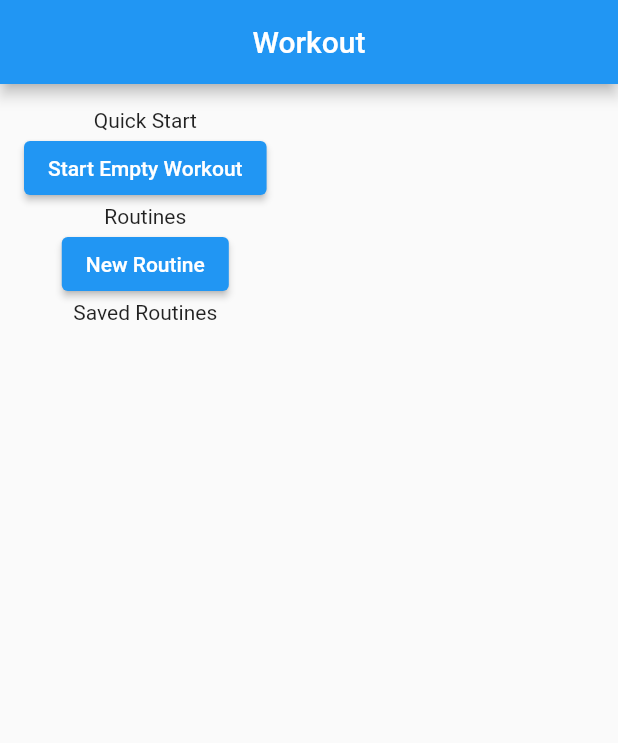
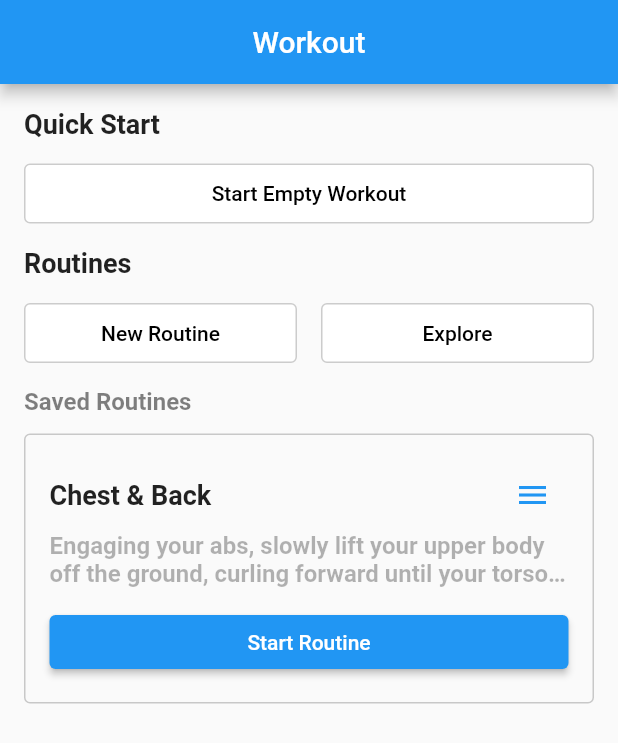
Before and after one commit to Dola1122/Gymawi, a Flutter app: the screen it shows after launch, on a phone screen of 412 x 824 dp. Shown: the top 743 px of the screen. Run offline on Flutter 3.47's test engine with Material 2 defaults, Android fonts, the phone set to English and light mode, and no system bars.

Commit message:
workout screen : buttons, routine widget

```diff
--- a/lib/view/workout_screen.dart
+++ b/lib/view/workout_screen.dart
@@ -6,19 +6,167 @@ class WorkoutScreen extends StatelessWidget {
   @override
   Widget build(BuildContext context) {
     return Scaffold(
-      appBar: AppBar(title: Text("Workout"),centerTitle: true,),
-      body: Container(padding: EdgeInsets.all(16),
+      appBar: AppBar(
+        title: Text("Workout"),
+        centerTitle: true,
+      ),
+      body: Container(
+        padding: EdgeInsets.all(16),
         child: Column(
           mainAxisAlignment: MainAxisAlignment.start,
+          crossAxisAlignment: CrossAxisAlignment.start,
           children: [
-          Text("Quick Start"),
-            ElevatedButton(onPressed: (){},child: Text("Start Empty Workout"),),
-            Text("Routines"),
-            ElevatedButton(onPressed: (){},child: Text("New Routine"),),
-            Text("Saved Routines"),
-          ],),
-      )
-      ,
+            Text(
+              "Quick Start",
+              style: TextStyle(
+                fontSize: 18,
+                fontWeight: FontWeight.bold,
+              ),
+            ),
+            SizedBox(
+              height: 12,
+            ),
+            ElevatedButton(
+              style: ElevatedButton.styleFrom(
+                  fixedSize: Size(double.maxFinite, 40),
+                  backgroundColor: Colors.white,
+                  foregroundColor: Colors.grey,
+                  side: BorderSide(
+                    color: Colors.black.withOpacity(0.2),
+                    width: 1,
+                  ),
+                  shape: RoundedRectangleBorder(
+                      borderRadius: BorderRadius.circular(4)),
+                  elevation: 0),
+              onPressed: () {},
+              child: Text(
+                "Start Empty Workout",
+                style: TextStyle(color: Colors.black),
+              ),
+            ),
+            SizedBox(
+              height: 12,
+            ),
+            Text(
+              "Routines",
+              style: TextStyle(
+                fontSize: 18,
+                fontWeight: FontWeight.bold,
+              ),
+            ),
+            SizedBox(
+              height: 12,
+            ),
+            Row(
+              children: [
+                Expanded(
+                  child: ElevatedButton(
+                    style: ElevatedButton.styleFrom(
+                      fixedSize: Size(double.maxFinite, 40),
+                      backgroundColor: Colors.white,
+                      foregroundColor: Colors.grey,
+                      side: BorderSide(
+                        color: Colors.black.withOpacity(0.2),
+                        width: 1,
+                      ),
+                      shape: RoundedRectangleBorder(
+                        borderRadius: BorderRadius.circular(4),
+                      ),
+                      elevation: 0,
+                    ),
+                    onPressed: () {},
+                    child: Text(
+                      "New Routine",
+                      style: TextStyle(color: Colors.black),
+                    ),
+                  ),
+                ),
+                SizedBox(
+                  width: 16,
+                ),
+                Expanded(
+                  child: ElevatedButton(
+                    style: ElevatedButton.styleFrom(
+                      fixedSize: const Size(double.maxFinite, 40),
+                      backgroundColor: Colors.white,
+                      foregroundColor: Colors.grey,
+                      side: BorderSide(
+                        color: Colors.black.withOpacity(0.2),
+                        width: 1,
+                      ),
+                      shape: RoundedRectangleBorder(
+                        borderRadius: BorderRadius.circular(4),
+                      ),
+                      elevation: 0,
+                    ),
+                    onPressed: () {},
+                    child: Text(
+                      "Explore",
+                      style: TextStyle(color: Colors.black),
+                    ),
+                  ),
+                ),
+              ],
+            ),
+            SizedBox(
+              height: 12,
+            ),
+            Text(
+              "Saved Routines",
+              style: TextStyle(
+                  fontSize: 16,
+                  fontWeight: FontWeight.bold,
+                  color: Colors.black.withOpacity(0.5)),
+            ),
+            SizedBox(
+              height: 12,
+            ),
+            Container(
+              padding: EdgeInsets.all(16),
+              decoration: BoxDecoration(
+                borderRadius: BorderRadius.circular(4),
+                border: Border.fromBorderSide(
+                  BorderSide(
+                    color: Colors.black.withOpacity(0.2),
+                    width: 1,
+                  ),
+                ),
+              ),
+              child: Column(
+                crossAxisAlignment: CrossAxisAlignment.start,
+                children: [
+                  Row(
+                    mainAxisAlignment: MainAxisAlignment.spaceBetween,
+                    children: [
+                      Text(
+                        "Chest & Back",
+                        style: TextStyle(
+                          fontSize: 18,
+                          fontWeight: FontWeight.bold,
+                        ),
+                      ),
+                      IconButton(onPressed: () {}, icon: Icon(Icons.menu,color: Colors.blue,))
+                    ],
+                  ),
+                  Text(
+                    "Engaging your abs, slowly lift your upper body off the ground, curling forward until your torso is at a 45-degree angle.",
+                    style: TextStyle(
+                        fontSize: 16,
+                        fontWeight: FontWeight.bold,
+                        color: Colors.black.withOpacity(0.3),),
+                    maxLines: 2,
+                    overflow: TextOverflow.ellipsis,
+                  ),
+                  SizedBox(
+                    height: 12,
+                  ),
+                  ElevatedButton(style: ElevatedButton.styleFrom(fixedSize: Size(double.maxFinite, 35)),onPressed: (){}, child: Text("Start Routine"))
+                ],
+              ),
+            )
+          ],
+        ),
+      ),
     );
   }
 }
```
Also changed, not shown: lib/view/widgets/custom_button.dart (added).
